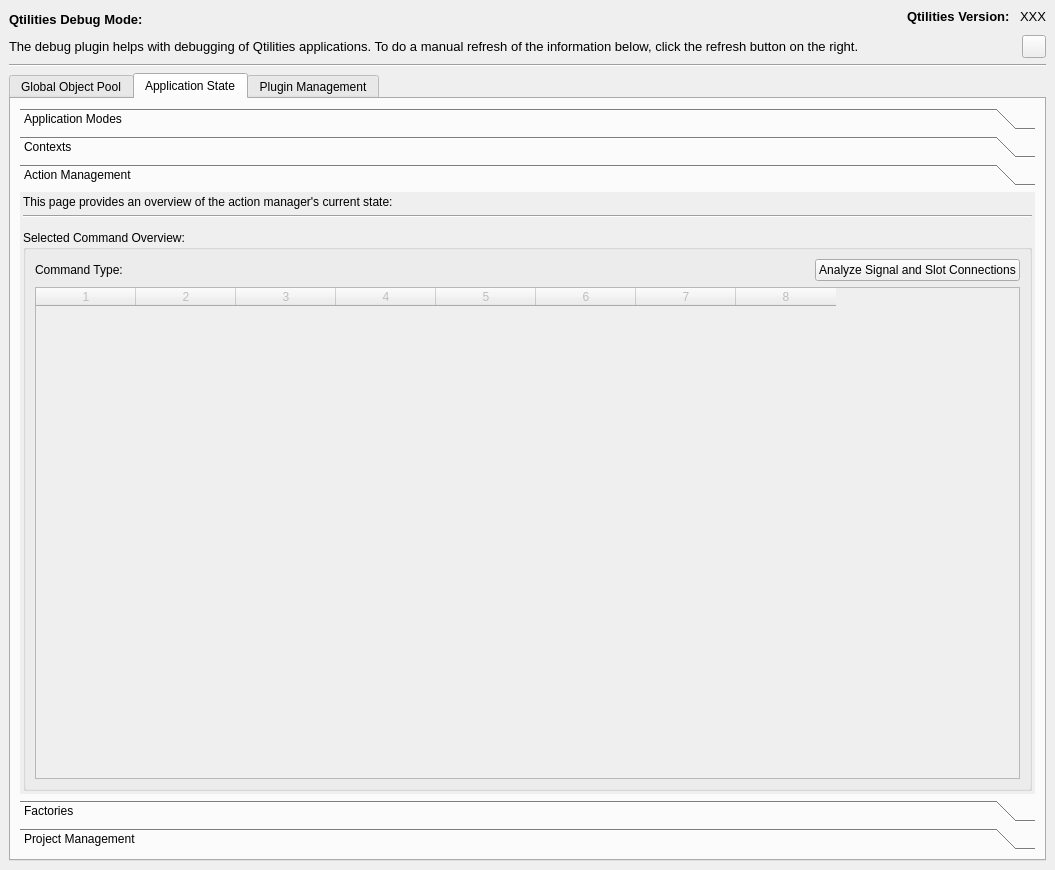
First picture: the form in src/Plugins/DebugPlugin/source/DebugWidget.ui, repository JPNaude/Qtilities, before the edit.
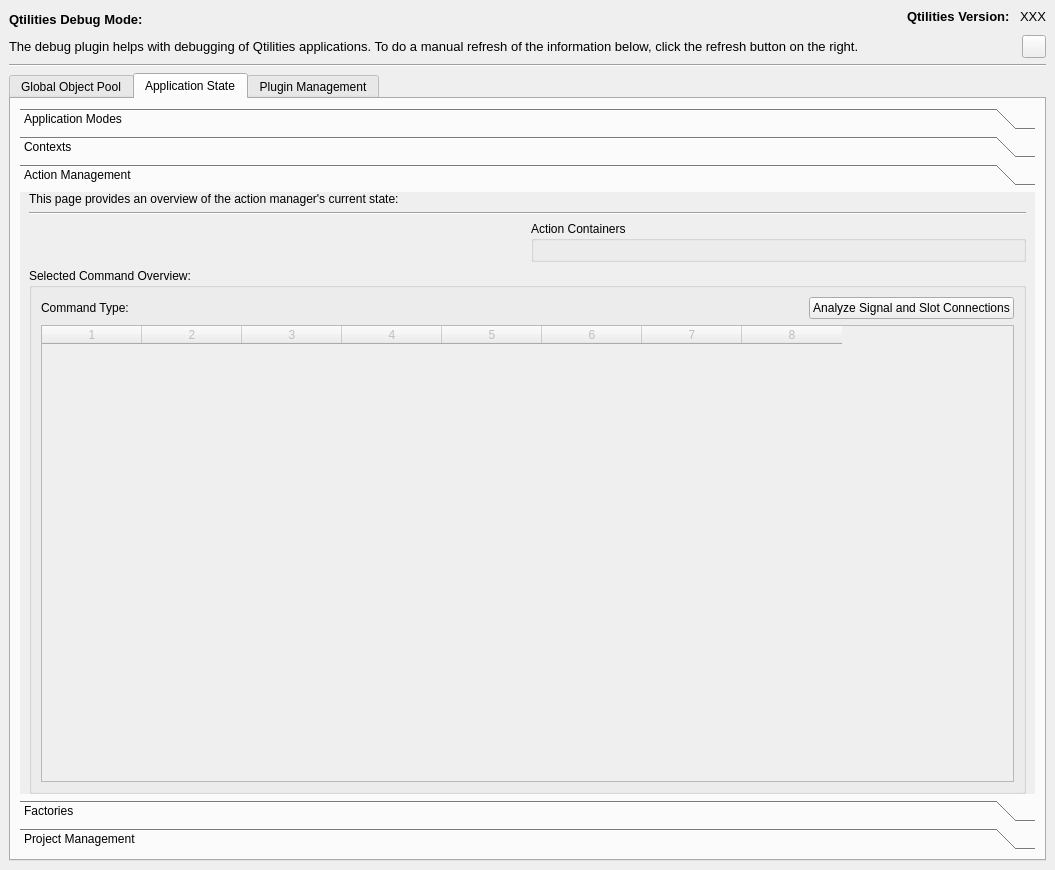
Second picture: the form after the edit. The open tabs and pages were chosen to show the change.

Commit message: Registered action containers now shown in the debug plugin.

Patch:
```diff
--- a/src/Plugins/DebugPlugin/source/DebugWidget.ui
+++ b/src/Plugins/DebugPlugin/source/DebugWidget.ui
@@ -524,28 +524,47 @@
            <attribute name="label">
             <string>Action Management</string>
            </attribute>
-           <layout class="QGridLayout" name="gridLayout_14">
-            <property name="margin">
-             <number>3</number>
+           <layout class="QVBoxLayout" name="verticalLayout_6">
+            <property name="topMargin">
+             <number>0</number>
             </property>
-            <item row="0" column="0">
+            <property name="bottomMargin">
+             <number>0</number>
+            </property>
+            <item>
              <widget class="QLabel" name="label_7">
               <property name="text">
                <string>This page provides an overview of the action manager's current state:</string>
               </property>
              </widget>
             </item>
-            <item row="1" column="0" colspan="2">
+            <item>
              <widget class="Line" name="line_7">
               <property name="orientation">
                <enum>Qt::Horizontal</enum>
               </property>
              </widget>
             </item>
-            <item row="2" column="0" colspan="2">
-             <widget class="QWidget" name="commandEditorHolder" native="true"/>
+            <item>
+             <layout class="QHBoxLayout" name="horizontalLayout_5">
+              <item>
+               <widget class="QWidget" name="commandEditorHolder" native="true"/>
+              </item>
+              <item>
+               <widget class="QGroupBox" name="groupBox_22">
+                <property name="title">
+                 <string>Action Containers</string>
+                </property>
+                <layout class="QGridLayout" name="gridLayout_14">
+                 <item row="0" column="0">
+                  <widget class="QWidget" name="actionContainersHolder" native="true"/>
+                 </item>
+                </layout>
+               </widget>
+              </item>
+             </layout>
             </item>
-            <item row="3" column="0" colspan="2">
+            <item>
              <widget class="QGroupBox" name="groupBox_7">
               <property name="title">
                <string>Selected Command Overview:</string>
```
Left out of the diff: 8 changed lines with no effect on the pictures. The commit also changes 4 other files.
